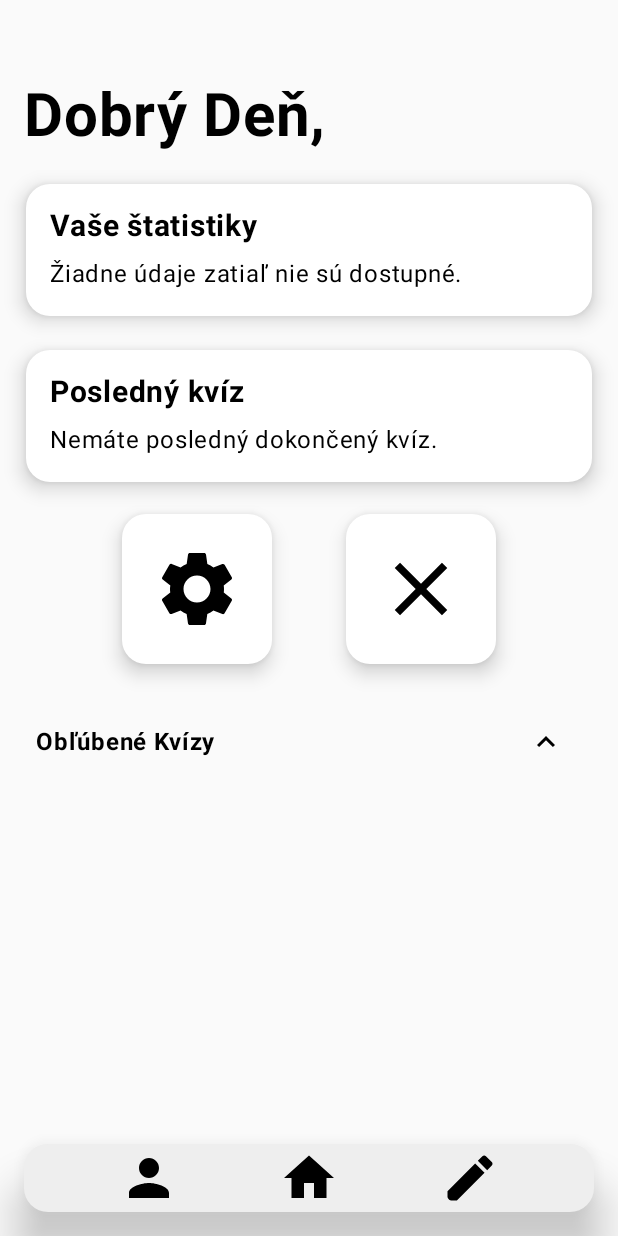
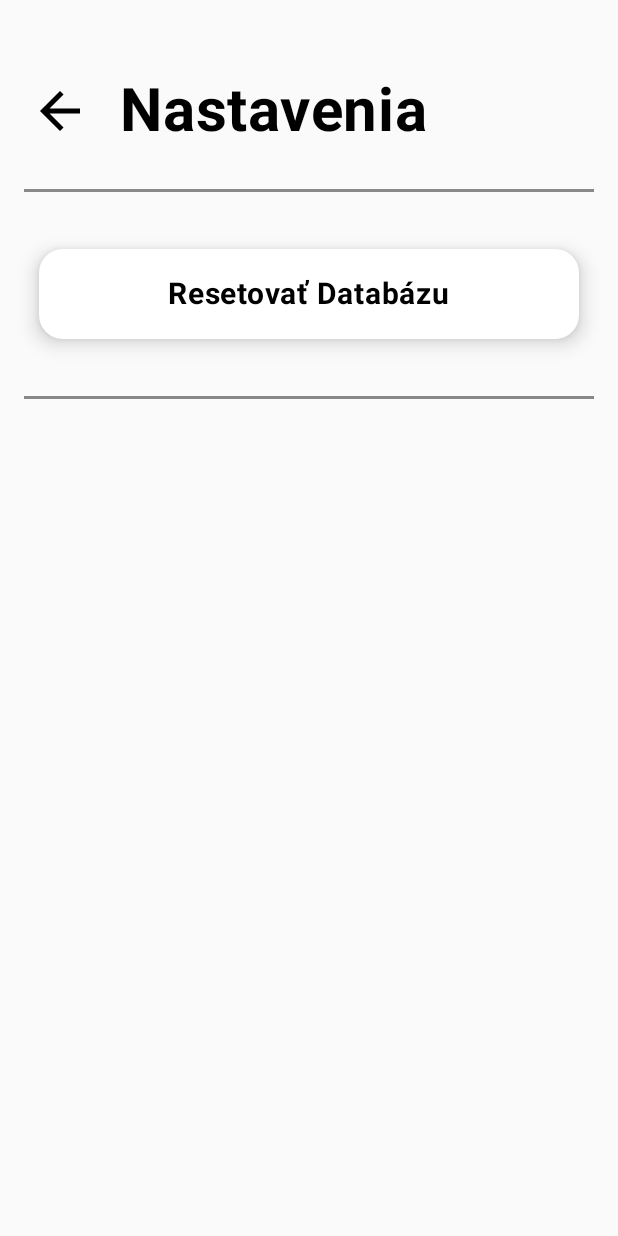
Before and after one commit to Baltazar3334/Semestralka_VAMZ, an Android app built with Jetpack Compose: the screen it shows after launch (MainActivity), after a tap on "Nastavenia", on a phone screen of 412 x 824 dp. Run offline under Robolectric (Android 15) with nearby library versions, the phone set to English and light mode, and no system bars; our stand-ins replace Room's generated code.

Commit message:
tlacidlo settings v menu funguje a zmeni obrazovku. na tej orazovke je zatial len tlacidlo na vymazanie celej databazy Kvizov pre resetovanie aplikacie.

```diff
--- a/app/src/main/java/com/example/semestralka_vamz/data/database/QuizDao.kt
+++ b/app/src/main/java/com/example/semestralka_vamz/data/database/QuizDao.kt
@@ -36,4 +36,9 @@ interface QuizDao {
     @Query("SELECT favourite FROM quiz_table WHERE id = :questionId")
     suspend fun isFavourite(questionId: Long): Boolean
 
+
+    @Query("DELETE FROM quiz_table")
+    suspend fun deleteAll()
+
+
 }
--- a/app/src/main/java/com/example/semestralka_vamz/data/database/UserStatsDao.kt
+++ b/app/src/main/java/com/example/semestralka_vamz/data/database/UserStatsDao.kt
@@ -16,4 +16,9 @@ interface UserStatsDao {
     @Insert(onConflict = OnConflictStrategy.REPLACE)
     suspend fun insertStats(stats: UserStats)
 
+
+    @Query("DELETE FROM userStats")
+    suspend fun deleteStats()
+
+
 }
--- a/app/src/main/java/com/example/semestralka_vamz/ui/MainActivity.kt
+++ b/app/src/main/java/com/example/semestralka_vamz/ui/MainActivity.kt
@@ -101,8 +101,14 @@ class MainActivity : ComponentActivity() {
                                 selectedQuiz = quiz
                                 currentScreen = "playQuiz"
                                 transitionDirection = -1
+                            },
+                            onSettingsClick = {
+                                currentScreen = "settings"
                             }
 
+                        )
+                        "settings" -> SettingsScreen(
+                            onReturnClick = { currentScreen = "menu" }
                         )
                         "finish" -> FinishedQuizScreen(
                             correctAnswers = correctCount,
@@ -203,6 +209,7 @@ class MainActivity : ComponentActivity() {
                     }
 
                 }
+
             }
 
         }
@@ -210,7 +217,7 @@ class MainActivity : ComponentActivity() {
 }
 
 @Composable
-fun MenuScreen(onEditClick: () -> Unit, onHomeClick: () -> Unit, onStorageClick: () -> Unit, onPlayClick: (Quiz) -> Unit) {
+fun MenuScreen(onEditClick: () -> Unit, onHomeClick: () -> Unit, onStorageClick: () -> Unit, onPlayClick: (Quiz) -> Unit, onSettingsClick: () -> Unit) {
 
     val context = LocalContext.current
     val db = AppDatabase.getDatabase(context)
@@ -316,7 +323,7 @@ fun MenuScreen(onEditClick: () -> Unit, onHomeClick: () -> Unit, onStorageClick:
                     modifier = Modifier
                         .height(100.dp)
                         .width(100.dp)
-                        .clickable {  },
+                        .clickable { onSettingsClick() },
                     elevation = CardDefaults.cardElevation(defaultElevation = 8.dp),
                     shape = RoundedCornerShape(16.dp),
                     colors = CardDefaults.cardColors(
--- /dev/null
+++ b/app/src/main/java/com/example/semestralka_vamz/ui/SettingsScreen.kt
@@ -0,0 +1,138 @@
+package com.example.semestralka_vamz.ui
+
+import android.content.Context
+import androidx.compose.foundation.clickable
+import androidx.compose.foundation.layout.Arrangement
+import androidx.compose.foundation.layout.Box
+import androidx.compose.foundation.layout.Column
+import androidx.compose.foundation.layout.Row
+import androidx.compose.foundation.layout.Spacer
+import androidx.compose.foundation.layout.fillMaxSize
+import androidx.compose.foundation.layout.fillMaxWidth
+import androidx.compose.foundation.layout.height
+import androidx.compose.foundation.layout.padding
+import androidx.compose.foundation.layout.size
+import androidx.compose.foundation.layout.width
+import androidx.compose.foundation.shape.RoundedCornerShape
+import androidx.compose.material.icons.Icons
+import androidx.compose.material.icons.filled.ArrowBack
+import androidx.compose.material3.AlertDialog
+import androidx.compose.material3.Card
+import androidx.compose.material3.CardDefaults
+import androidx.compose.material3.Divider
+import androidx.compose.material3.Icon
+import androidx.compose.material3.IconButton
+import androidx.compose.material3.MaterialTheme
+import androidx.compose.material3.Text
+import androidx.compose.material3.TextButton
+import androidx.compose.runtime.Composable
+import androidx.compose.runtime.getValue
+import androidx.compose.runtime.mutableStateOf
+import androidx.compose.runtime.remember
+import androidx.compose.runtime.rememberCoroutineScope
+import androidx.compose.runtime.setValue
+import androidx.compose.ui.Alignment
+import androidx.compose.ui.Modifier
+import androidx.compose.ui.graphics.Color
+import androidx.compose.ui.platform.LocalContext
+import androidx.compose.ui.text.font.FontWeight
+import androidx.compose.ui.unit.dp
+import androidx.compose.ui.unit.sp
+import com.example.semestralka_vamz.data.database.AppDatabase
+import kotlinx.coroutines.launch
+
+@Composable
+fun SettingsScreen (onReturnClick: () -> Unit, context: Context = LocalContext.current) {
+    var showDBDeleteDialog by remember { mutableStateOf(false) }
+    val db = remember { AppDatabase.getDatabase(context) }
+    val coroutineScope = rememberCoroutineScope()
+
+    Column(
+        modifier = Modifier
+            .fillMaxSize()
+            .padding(
+                top = 50.dp,
+                bottom = 16.dp,
+                start = 16.dp,
+                end = 16.dp),
+        verticalArrangement = Arrangement.spacedBy(20.dp)
+    ) {
+        Row (
+            horizontalArrangement = Arrangement.Start
+        ) {
+            IconButton(onClick = onReturnClick) {
+                Icon(Icons.Default.ArrowBack, contentDescription = "Späť", modifier = Modifier.size(40.dp))
+            }
+            Spacer(modifier = Modifier.width(16.dp))
+            Text("Nastavenia", fontWeight = FontWeight.Bold, fontSize = 40.sp)
+        }
+        Divider(
+            thickness = 2.dp,
+            color = Color.Gray,
+            modifier = Modifier.padding(vertical = 8.dp)
+        )
+        Card(
+            modifier = Modifier
+                .fillMaxWidth()
+                .padding(10.dp)
+                .clickable { showDBDeleteDialog = true },
+            elevation = CardDefaults.cardElevation(defaultElevation = 8.dp),
+            shape = RoundedCornerShape(16.dp),
+            colors = CardDefaults.cardColors(
+                containerColor = MaterialTheme.colorScheme.surface
+            )
+        ) {
+            Box(
+                modifier = Modifier
+                    .height(60.dp)
+                    .fillMaxWidth()
+                    .padding(horizontal = 10.dp),
+                contentAlignment = Alignment.Center
+            ) {
+                Text("Resetovať Databázu", fontWeight = FontWeight.Bold, fontSize = 20.sp)
+            }
+
+        }
+        Divider(
+            thickness = 2.dp,
+            color = Color.Gray,
+            modifier = Modifier.padding(vertical = 8.dp)
+        )
+    }
+
+    if (showDBDeleteDialog) {
+        DeleteDBDialog(
+            onConfirm = {
+                showDBDeleteDialog = false
+                coroutineScope.launch {
+                    db.quizDao().deleteAll()
+                    db.userStatsDao().deleteStats()
+                }
+            },
+            onDismiss = { showDBDeleteDialog = false }
+        )
+    }
+
+}
+
+@Composable
+fun DeleteDBDialog(
+    onConfirm: () -> Unit,
+    onDismiss: () -> Unit
+) {
+    AlertDialog(
+        onDismissRequest = onDismiss,
+        title = { Text("Naozaj chcete vymazať databázu kvízov?") },
+        text = { Text("Vaše zmeny sa nebudú dať vrátiť.") },
+        confirmButton = {
+            TextButton(onClick = onConfirm) {
+                Text("Áno")
+            }
+        },
+        dismissButton = {
+            TextButton(onClick = onDismiss) {
+                Text("Nie")
+            }
+        }
+    )
+}
```
